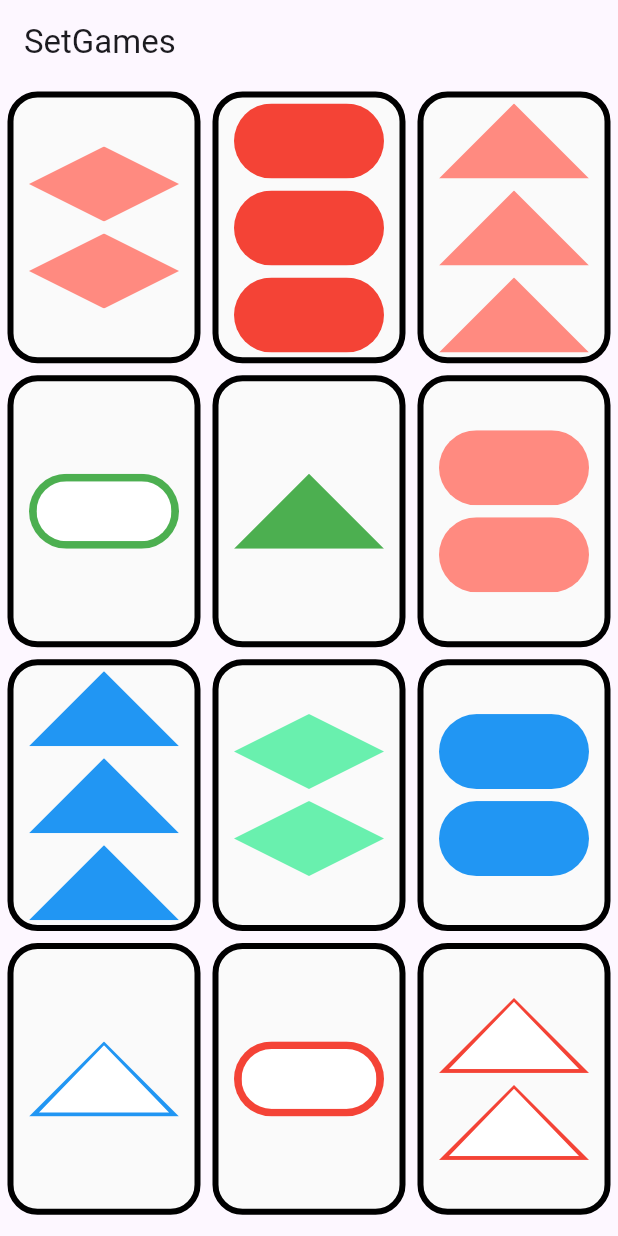
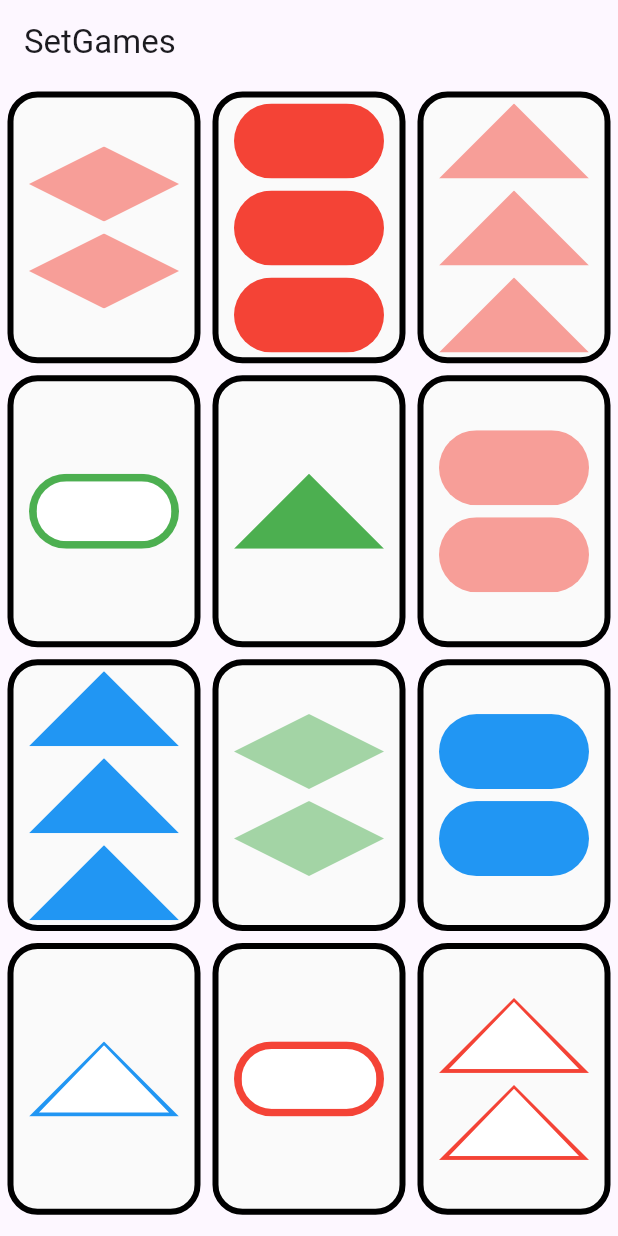
Before and after one commit to PhatchChp/set-games, a Flutter app: the screen it shows after launch, on a phone screen of 412 x 824 dp. Run offline on Flutter 3.47's test engine with Material 2 defaults, Android fonts, the phone set to English and light mode, and no system bars.

Commit message:
fix colors transparent

```diff
--- a/lib/model/deck.dart
+++ b/lib/model/deck.dart
@@ -11,7 +11,7 @@ List<GamesCard> deck = [
     false,
   ),
   GamesCard(
-    CardColors.redSemi,
+    CardColors.red,
     Shape.capsule,
     1,
     Shading.semiFill,
@@ -35,7 +35,7 @@ List<GamesCard> deck = [
     false,
   ),
   GamesCard(
-    CardColors.redSemi,
+    CardColors.red,
     Shape.capsule,
     2,
     Shading.semiFill,
@@ -59,7 +59,7 @@ List<GamesCard> deck = [
     false,
   ),
   GamesCard(
-    CardColors.redSemi,
+    CardColors.red,
     Shape.capsule,
     3,
     Shading.semiFill,
@@ -82,7 +82,7 @@ List<GamesCard> deck = [
     false,
   ),
   GamesCard(
-    CardColors.greenSemi,
+    CardColors.green,
     Shape.capsule,
     1,
     Shading.semiFill,
@@ -104,7 +104,7 @@ List<GamesCard> deck = [
     false,
   ),
   GamesCard(
-    CardColors.greenSemi,
+    CardColors.green,
     Shape.capsule,
     2,
     Shading.semiFill,
@@ -126,7 +126,7 @@ List<GamesCard> deck = [
     false,
   ),
   GamesCard(
-    CardColors.greenSemi,
+    CardColors.green,
     Shape.capsule,
     3,
     Shading.semiFill,
@@ -149,7 +149,7 @@ List<GamesCard> deck = [
     false,
   ),
   GamesCard(
-    CardColors.blueSemi,
+    CardColors.blue,
     Shape.capsule,
     1,
     Shading.semiFill,
@@ -171,7 +171,7 @@ List<GamesCard> deck = [
     false,
   ),
   GamesCard(
-    CardColors.blueSemi,
+    CardColors.blue,
     Shape.capsule,
     2,
     Shading.semiFill,
@@ -193,7 +193,7 @@ List<GamesCard> deck = [
     false,
   ),
   GamesCard(
-    CardColors.blueSemi,
+    CardColors.blue,
     Shape.capsule,
     3,
     Shading.semiFill,
@@ -217,7 +217,7 @@ List<GamesCard> deck = [
     false,
   ),
   GamesCard(
-    CardColors.redSemi,
+    CardColors.red,
     Shape.triangle,
     1,
     Shading.semiFill,
@@ -239,7 +239,7 @@ List<GamesCard> deck = [
     false,
   ),
   GamesCard(
-    CardColors.redSemi,
+    CardColors.red,
     Shape.triangle,
     2,
     Shading.semiFill,
@@ -261,7 +261,7 @@ List<GamesCard> deck = [
     false,
   ),
   GamesCard(
-    CardColors.redSemi,
+    CardColors.red,
     Shape.triangle,
     3,
     Shading.semiFill,
@@ -284,7 +284,7 @@ List<GamesCard> deck = [
     false,
   ),
   GamesCard(
-    CardColors.greenSemi,
+    CardColors.green,
     Shape.triangle,
     1,
     Shading.semiFill,
@@ -306,7 +306,7 @@ List<GamesCard> deck = [
     false,
   ),
   GamesCard(
-    CardColors.greenSemi,
+    CardColors.green,
     Shape.triangle,
     2,
     Shading.semiFill,
@@ -328,7 +328,7 @@ List<GamesCard> deck = [
     false,
   ),
   GamesCard(
-    CardColors.greenSemi,
+    CardColors.green,
     Shape.triangle,
     3,
     Shading.semiFill,
@@ -351,7 +351,7 @@ List<GamesCard> deck = [
     false,
   ),
   GamesCard(
-    CardColors.blueSemi,
+    CardColors.blue,
     Shape.triangle,
     1,
     Shading.semiFill,
@@ -373,7 +373,7 @@ List<GamesCard> deck = [
     false,
   ),
   GamesCard(
-    CardColors.blueSemi,
+    CardColors.blue,
     Shape.triangle,
     2,
     Shading.semiFill,
@@ -395,7 +395,7 @@ List<GamesCard> deck = [
     false,
   ),
   GamesCard(
-    CardColors.blueSemi,
+    CardColors.blue,
     Shape.triangle,
     3,
     Shading.semiFill,
@@ -419,7 +419,7 @@ List<GamesCard> deck = [
     false,
   ),
   GamesCard(
-    CardColors.redSemi,
+    CardColors.red,
     Shape.diamonds,
     1,
     Shading.semiFill,
@@ -441,7 +441,7 @@ List<GamesCard> deck = [
     false,
   ),
   GamesCard(
-    CardColors.redSemi,
+    CardColors.red,
     Shape.diamonds,
     2,
     Shading.semiFill,
@@ -463,7 +463,7 @@ List<GamesCard> deck = [
     false,
   ),
   GamesCard(
-    CardColors.redSemi,
+    CardColors.red,
     Shape.diamonds,
     3,
     Shading.semiFill,
@@ -486,7 +486,7 @@ List<GamesCard> deck = [
     false,
   ),
   GamesCard(
-    CardColors.greenSemi,
+    CardColors.green,
     Shape.diamonds,
     1,
     Shading.semiFill,
@@ -508,7 +508,7 @@ List<GamesCard> deck = [
     false,
   ),
   GamesCard(
-    CardColors.greenSemi,
+    CardColors.green,
     Shape.diamonds,
     2,
     Shading.semiFill,
@@ -530,7 +530,7 @@ List<GamesCard> deck = [
     false,
   ),
   GamesCard(
-    CardColors.greenSemi,
+    CardColors.green,
     Shape.diamonds,
     3,
     Shading.semiFill,
@@ -553,7 +553,7 @@ List<GamesCard> deck = [
     false,
   ),
   GamesCard(
-    CardColors.blueSemi,
+    CardColors.blue,
     Shape.diamonds,
     1,
     Shading.semiFill,
@@ -575,7 +575,7 @@ List<GamesCard> deck = [
     false,
   ),
   GamesCard(
-    CardColors.blueSemi,
+    CardColors.blue,
     Shape.diamonds,
     2,
     Shading.semiFill,
@@ -597,7 +597,7 @@ List<GamesCard> deck = [
     false,
   ),
   GamesCard(
-    CardColors.blueSemi,
+    CardColors.blue,
     Shape.diamonds,
     3,
     Shading.semiFill,
--- a/lib/model/model.dart
+++ b/lib/model/model.dart
@@ -31,7 +31,4 @@ class CardColors {
   static Color red = Colors.red;
   static Color green = Colors.green;
   static Color blue = Colors.blue;
-  static Color redSemi = Colors.redAccent.shade100;
-  static Color greenSemi = Colors.greenAccent.shade200;
-  static Color blueSemi = Colors.blueAccent.shade100;
 }
--- a/lib/view/shape.dart
+++ b/lib/view/shape.dart
@@ -22,7 +22,9 @@ class ShapeWidget extends StatelessWidget {
                       width: 100,
                       height: 50,
                       decoration: BoxDecoration(
-                        color: color,
+                        color: shading == Shading.semiFill
+                            ? color.withOpacity(0.5)
+                            : color,
                       ),
                     ),
                   ),
@@ -41,7 +43,9 @@ class ShapeWidget extends StatelessWidget {
             : ClipPath(
                 clipper: TriangleShape(),
                 child: Container(
-                  color: color,
+                  color: shading == Shading.semiFill
+                      ? color.withOpacity(0.5)
+                      : color,
                   width: 100,
                   height: 50,
                 ),
@@ -57,7 +61,9 @@ class ShapeWidget extends StatelessWidget {
                       width: 100,
                       height: 50,
                       decoration: BoxDecoration(
-                        color: color,
+                        color: shading == Shading.semiFill
+                            ? color.withOpacity(0.5)
+                            : color,
                       ),
                     ),
                   ),
@@ -76,7 +82,9 @@ class ShapeWidget extends StatelessWidget {
             : ClipPath(
                 clipper: DiamondShape(),
                 child: Container(
-                  color: color,
+                  color: shading == Shading.semiFill
+                      ? color.withOpacity(0.5)
+                      : color,
                   width: 100,
                   height: 50,
                 ),
@@ -89,7 +97,9 @@ class ShapeWidget extends StatelessWidget {
                   ClipRRect(
                       borderRadius: BorderRadius.circular(100),
                       child: Container(
-                        color: color,
+                        color: shading == Shading.semiFill
+                            ? color.withOpacity(0.5)
+                            : color,
                         width: 100,
                         height: 50,
                       )),
@@ -105,7 +115,9 @@ class ShapeWidget extends StatelessWidget {
             : ClipRRect(
                 borderRadius: BorderRadius.circular(100),
                 child: Container(
-                  color: color,
+                  color: shading == Shading.semiFill
+                      ? color.withOpacity(0.5)
+                      : color,
                   width: 100,
                   height: 50,
                 ),
```
